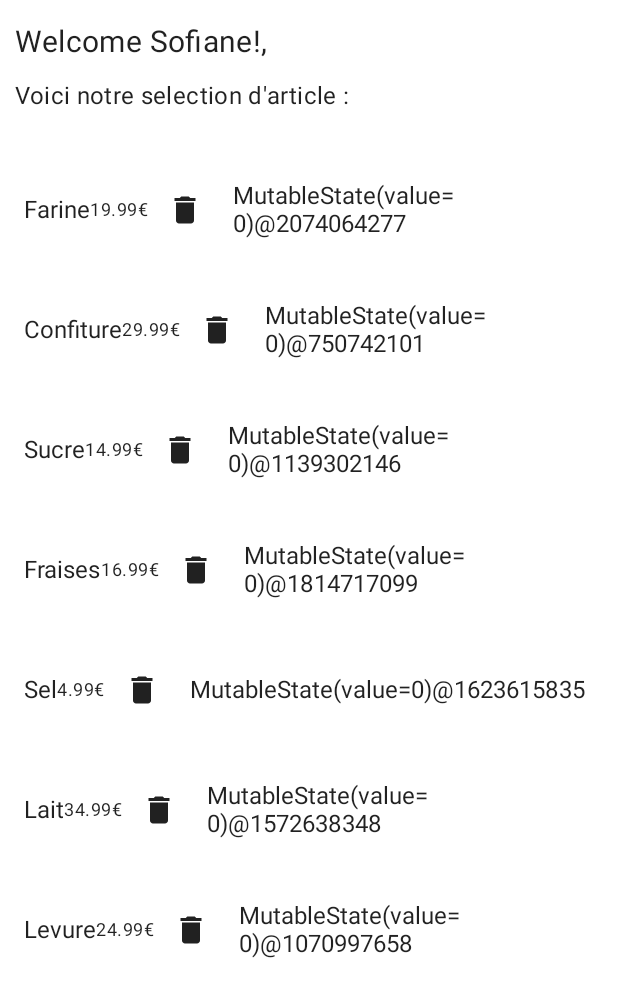
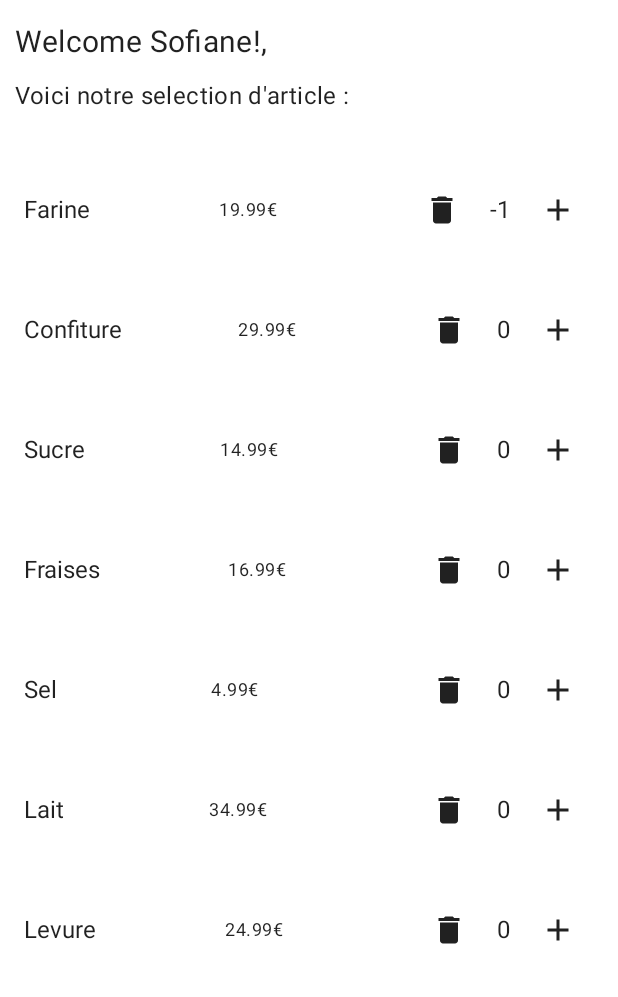
Before and after one commit to Neoblishange/CashManager, an Android app built with Jetpack Compose: the screen it shows after launch (MainActivity), after a tap on "Remove", on a phone screen of 412 x 824 dp. Shown: the top 997 px of the screen. Run offline under Robolectric (Android 15) with nearby library versions, the phone set to English and light mode, and no system bars.

Commit message:
FIX list dynamic

```diff
--- a/CashManagerFront/app/src/main/java/com/example/cashmanagerfront/domain/usecase/model/Article.kt
+++ b/CashManagerFront/app/src/main/java/com/example/cashmanagerfront/domain/usecase/model/Article.kt
@@ -1,3 +1,6 @@
 package com.example.cashmanagerfront.domain.usecase.model
 
-data class Article(val name: String, val price: Double, var quantity: Int =0)
+import androidx.compose.runtime.MutableState
+import androidx.compose.runtime.mutableStateOf
+
+data class Article(val name: String, val price: Double,  val quantity: MutableState<Int> = mutableStateOf(0))
--- a/CashManagerFront/app/src/main/java/com/example/cashmanagerfront/ui/screens/shopPage1.kt
+++ b/CashManagerFront/app/src/main/java/com/example/cashmanagerfront/ui/screens/shopPage1.kt
@@ -1,10 +1,5 @@
 package com.example.cashmanagerfront.ui.screens
 
-import android.annotation.SuppressLint
-import androidx.appcompat.app.AppCompatActivity
-import android.os.Bundle
-import android.util.Log
-import androidx.activity.compose.setContent
 import androidx.compose.foundation.background
 import androidx.compose.foundation.layout.Arrangement
 import androidx.compose.foundation.layout.Column
@@ -24,25 +19,20 @@ import androidx.compose.material.icons.filled.Add
 import androidx.compose.material.icons.filled.Delete
 import androidx.compose.runtime.Composable
 import androidx.compose.runtime.mutableStateListOf
-import androidx.compose.runtime.mutableStateOf
 import androidx.compose.runtime.remember
 import androidx.compose.ui.Alignment
 import androidx.compose.ui.Modifier
 import androidx.compose.ui.graphics.Color
-import androidx.compose.ui.platform.ComposeView
 import androidx.compose.ui.unit.TextUnit
 import androidx.compose.ui.unit.dp
 import androidx.compose.ui.unit.sp
-import androidx.lifecycle.ViewModel
 import androidx.navigation.NavController
 import com.example.cashmanagerfront.domain.usecase.model.Article
 
-@SuppressLint("UnrememberedMutableState")
 @Composable
 fun ShopPage1(navController: NavController) {
 
-    val articlesList = remember { mutableStateOf(
-        listOf(
+    val articlesList = remember { mutableStateListOf(
         Article("Farine", 19.99),
         Article("Confiture", 29.99),
         Article("Sucre", 14.99),
@@ -50,30 +40,51 @@ fun ShopPage1(navController: NavController) {
         Article("Sel", 4.99),
         Article("Lait", 34.99),
         Article("Levure", 24.99)
-        )
     ) }
 
     Surface(modifier = Modifier.fillMaxSize()) {
-
-
         Column {
             TitleComponent(
                 welcomeText = "Welcome Sofiane!,",
                 selectArticlesText = "Voici notre selection d'article :"
             )
             LazyColumn {
-                items(articlesList.value.size) { index ->
-                    ArticleItem(
-                        article = articlesList.value[index],
-                        onAddClick = {
-                            articlesList.value[index].quantity++
-                        },
-                        onRemoveClick = {
-                            if (articlesList.value[index].quantity > 0) {
-                                articlesList.value[index].quantity--
+                items(articlesList.size) { index ->
+                    Row(
+                        modifier = Modifier
+                            .fillMaxWidth()
+                            .background(Color.White)
+                            .padding(16.dp),
+                        horizontalArrangement = Arrangement.SpaceBetween,
+                        verticalAlignment = Alignment.CenterVertically
+                    ) {
+                        Text(text = articlesList[index].name, style = MaterialTheme.typography.body1)
+                        Text(text = "${articlesList[index].price}" + "€", style = MaterialTheme.typography.caption)
+
+                        Row(
+                            verticalAlignment = Alignment.CenterVertically,
+                            horizontalArrangement = Arrangement.spacedBy(8.dp)
+                        ) {
+                            IconButton(onClick = {
+                                if (index != -1) {
+                                    articlesList[index].quantity.value -= 1
+                                }
+                            }) {
+                                Icon(imageVector = Icons.Default.Delete, contentDescription = "Remove")
+                            }
+
+                            Text(text = "${articlesList[index].quantity.value}")
+
+                            IconButton(onClick = {
+                                if (index != -1) {
+                                    articlesList[index].quantity.value += 1
+
+                                }
+                            }) {
+                                Icon(imageVector = Icons.Default.Add, contentDescription = "Add")
                             }
                         }
-                    )
+                    }
                 }
             }
 
@@ -110,48 +121,3 @@ fun TitleComponent(
     }
 
 }
-
-
-@Composable
-fun ArticleItem(article: Article, onAddClick: () -> Unit, onRemoveClick: () -> Unit) {
-    var curretQuantity = remember {
-        mutableStateOf(article.quantity)
-    }
-    Row(
-        modifier = Modifier
-            .fillMaxWidth()
-            .background(Color.White)
-            .padding(16.dp),
-        horizontalArrangement = Arrangement.SpaceBetween,
-        verticalAlignment = Alignment.CenterVertically
-    ) {
-        Text(text = article.name, style = MaterialTheme.typography.body1)
-        Text(text = "${article.price}" + "€", style = MaterialTheme.typography.caption)
-
-        Row(
-            verticalAlignment = Alignment.CenterVertically,
-            horizontalArrangement = Arrangement.spacedBy(8.dp)
-        ) {
-            IconButton(onClick = {
-                article.quantity -= 1
-                println(article.quantity)
-
-            }) {
-
-                Icon(imageVector = Icons.Default.Delete, contentDescription = "Remove")
-            }
-            println(article.quantity)
-            Text(text = "${curretQuantity}")
-            IconButton(onClick = {
-               article.quantity += 1
-                println(article.quantity)
-
-
-            }) {
-                Icon(imageVector = Icons.Default.Add, contentDescription = "Add")
-            }
-        }
-    }
-
-
-}
```
Lines whose indentation alone changed are shown as unchanged.
